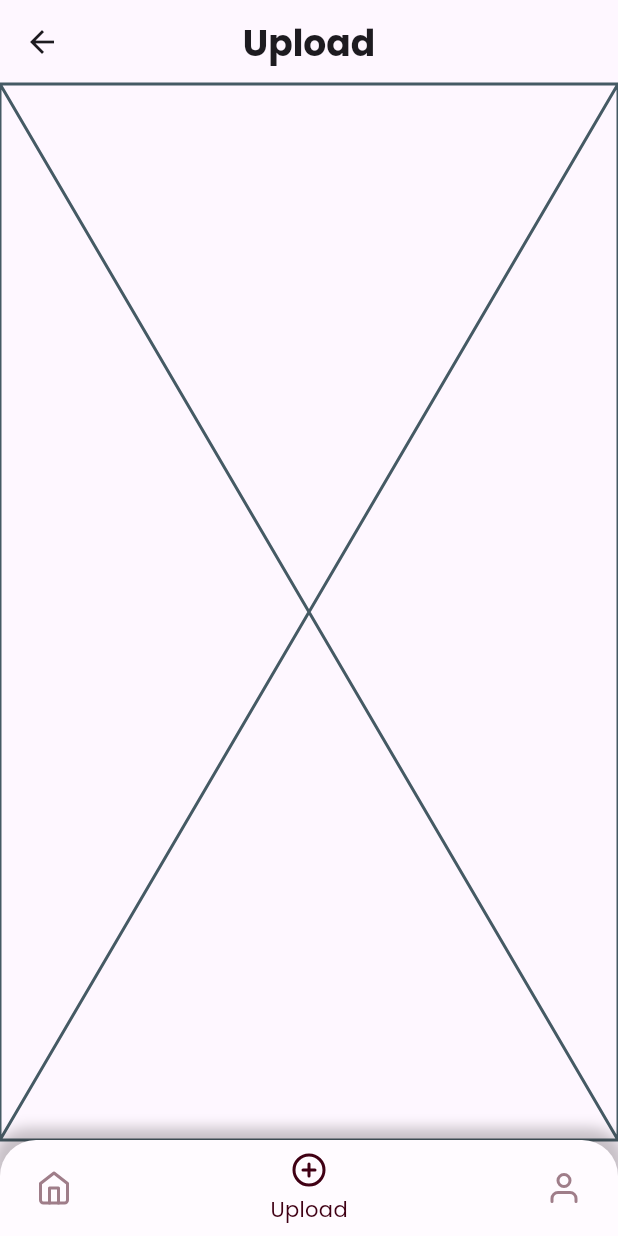
After one commit to firoos18/story_app, a Flutter app: the NavigationScreen screen opened directly, item 2 of the bottom bar chosen, on a phone screen of 412 x 824 dp. The commit adds this screen. Run offline on Flutter 3.47's test engine with Material 3 defaults, Android fonts, the phone set to English and light mode, and no system bars; our stand-ins replace bloc, dio, equatable, flutter_bloc, flutter_feather_icons, flutter_hooks and 5 more; accounts and stored records are empty; generated files the repository leaves out were written again; network calls fail.

Commit message:
adding bottom navigation bar

```diff
--- /dev/null
+++ b/lib/features/navbar/data_sources/data/navigation_item_data.dart
@@ -0,0 +1,23 @@
+import 'package:flutter_feather_icons/flutter_feather_icons.dart';
+import 'package:story_app_dicoding/features/navbar/domain/entity/navigation_item_entity.dart';
+import 'package:story_app_dicoding/features/profile/presentation/screens/profile_screen.dart';
+import 'package:story_app_dicoding/features/story/presentation/screens/story_screen.dart';
+import 'package:story_app_dicoding/features/upload_story/presentation/screens/upload_story_screen.dart';
+
+List<NavigationItemEntity> navigationItemData = [
+  NavigationItemEntity(
+    icon: FeatherIcons.home,
+    screen: const StoryScreen(),
+    title: 'Home',
+  ),
+  NavigationItemEntity(
+    icon: FeatherIcons.plusCircle,
+    screen: const UploadStoryScreen(),
+    title: 'Upload',
+  ),
+  NavigationItemEntity(
+    icon: FeatherIcons.user,
+    screen: const ProfileScreen(),
+    title: 'Profile',
+  ),
+];
--- /dev/null
+++ b/lib/features/navbar/domain/entity/navigation_item_entity.dart
@@ -0,0 +1,13 @@
+import 'package:flutter/widgets.dart';
+
+class NavigationItemEntity {
+  final String title;
+  final IconData icon;
+  final Widget screen;
+
+  NavigationItemEntity({
+    required this.icon,
+    required this.screen,
+    required this.title,
+  });
+}
--- /dev/null
+++ b/lib/features/navbar/presentation/bloc/navigation_bloc.dart
@@ -0,0 +1,17 @@
+import 'package:bloc/bloc.dart';
+import 'package:equatable/equatable.dart';
+import 'package:flutter/material.dart';
+import 'package:story_app_dicoding/features/story/presentation/screens/story_screen.dart';
+
+part 'navigation_event.dart';
+part 'navigation_state.dart';
+
+class NavigationBloc extends Bloc<NavigationEvent, NavigationState> {
+  NavigationBloc() : super(const NavigationInitial(StoryScreen(), 'Home')) {
+    on<OnNavbarClicked>(onNavbarClicked);
+  }
+
+  void onNavbarClicked(NavigationEvent event, Emitter<NavigationState> emit) {
+    emit(NavigationChanged(event.activeScreen, event.title));
+  }
+}
--- /dev/null
+++ b/lib/features/navbar/presentation/bloc/navigation_event.dart
@@ -0,0 +1,16 @@
+part of 'navigation_bloc.dart';
+
+sealed class NavigationEvent extends Equatable {
+  final Widget? activeScreen;
+  final String? title;
+
+  const NavigationEvent({this.activeScreen, this.title});
+
+  @override
+  List<Object?> get props => [activeScreen, title];
+}
+
+class OnNavbarClicked extends NavigationEvent {
+  const OnNavbarClicked(final Widget? activeScreen, final String? title)
+      : super(activeScreen: activeScreen, title: title);
+}
--- /dev/null
+++ b/lib/features/navbar/presentation/bloc/navigation_state.dart
@@ -0,0 +1,21 @@
+part of 'navigation_bloc.dart';
+
+sealed class NavigationState extends Equatable {
+  final Widget? activeScreen;
+  final String? title;
+
+  const NavigationState({this.activeScreen, this.title});
+
+  @override
+  List<Object?> get props => [activeScreen, title];
+}
+
+final class NavigationInitial extends NavigationState {
+  const NavigationInitial(final Widget? activeScreen, final String? title)
+      : super(activeScreen: activeScreen, title: title);
+}
+
+class NavigationChanged extends NavigationState {
+  const NavigationChanged(final Widget? activeScreen, final String? title)
+      : super(activeScreen: activeScreen, title: title);
+}
--- /dev/null
+++ b/lib/features/navbar/presentation/screens/navigation_screen.dart
@@ -0,0 +1,30 @@
+import 'package:flutter/material.dart';
+import 'package:flutter_bloc/flutter_bloc.dart';
+import 'package:story_app_dicoding/features/navbar/presentation/bloc/navigation_bloc.dart';
+import 'package:story_app_dicoding/features/navbar/presentation/widgets/custom_bottom_navigation.dart';
+
+class NavigationScreen extends StatelessWidget {
+  const NavigationScreen({super.key});
+
+  @override
+  Widget build(BuildContext context) {
+    return BlocBuilder<NavigationBloc, NavigationState>(
+        builder: (contxt, state) {
+      return Scaffold(
+        appBar: AppBar(
+          forceMaterialTransparency: true,
+          title: Text(
+            state.title!,
+            style: const TextStyle(
+              fontSize: 24,
+              fontWeight: FontWeight.bold,
+            ),
+          ),
+          centerTitle: true,
+        ),
+        body: state.activeScreen,
+        bottomNavigationBar: const CustomBottomNavigationBar(),
+      );
+    });
+  }
+}
--- /dev/null
+++ b/lib/features/navbar/presentation/widgets/custom_bottom_navigation.dart
@@ -0,0 +1,37 @@
+import 'package:flutter/material.dart';
+import 'package:story_app_dicoding/features/navbar/data_sources/data/navigation_item_data.dart';
+import 'package:story_app_dicoding/features/navbar/presentation/widgets/custom_bottom_navigation_bar_item.dart';
+
+class CustomBottomNavigationBar extends StatelessWidget {
+  const CustomBottomNavigationBar({super.key});
+
+  @override
+  Widget build(BuildContext context) {
+    return Container(
+      width: double.infinity,
+      height: 64,
+      decoration: BoxDecoration(
+          borderRadius: const BorderRadius.only(
+            topLeft: Radius.circular(24),
+            topRight: Radius.circular(24),
+          ),
+          color: const Color(0xffFFFBFF),
+          boxShadow: [
+            BoxShadow(
+              color: const Color(0xff201A1B).withOpacity(0.25),
+              blurRadius: 7,
+              spreadRadius: 5,
+              offset: const Offset(0, -3),
+            )
+          ]),
+      child: Row(
+        mainAxisAlignment: MainAxisAlignment.spaceBetween,
+        crossAxisAlignment: CrossAxisAlignment.center,
+        children: [
+          for (final screen in navigationItemData)
+            CustomNavigationBarItem(navigationItem: screen)
+        ],
+      ),
+    );
+  }
+}
--- /dev/null
+++ b/lib/features/navbar/presentation/widgets/custom_bottom_navigation_bar_item.dart
@@ -0,0 +1,49 @@
+import 'package:flutter/cupertino.dart';
+import 'package:flutter/material.dart';
+import 'package:flutter_bloc/flutter_bloc.dart';
+import 'package:story_app_dicoding/features/navbar/domain/entity/navigation_item_entity.dart';
+import 'package:story_app_dicoding/features/navbar/presentation/bloc/navigation_bloc.dart';
+import 'package:story_app_dicoding/features/story/presentation/screens/story_screen.dart';
+
+class CustomNavigationBarItem extends StatelessWidget {
+  const CustomNavigationBarItem({super.key, required this.navigationItem});
+
+  final NavigationItemEntity navigationItem;
+
+  @override
+  Widget build(BuildContext context) {
+    return BlocBuilder<NavigationBloc, NavigationState>(
+      builder: (context, state) {
+        return Padding(
+          padding: const EdgeInsets.symmetric(horizontal: 24),
+          child: InkWell(
+            onTap: () {
+              context.read<NavigationBloc>().add(
+                  OnNavbarClicked(navigationItem.screen, navigationItem.title));
+            },
+            child: Column(
+              mainAxisAlignment: MainAxisAlignment.center,
+              children: [
+                Icon(
+                  navigationItem.icon,
+                  color: state.activeScreen == navigationItem.screen
+                      ? const Color(0xff400014)
+                      : const Color(0xff400014).withOpacity(0.5),
+                ),
+                if (state.activeScreen == navigationItem.screen)
+                  const SizedBox(height: 4),
+                if (state.activeScreen == navigationItem.screen)
+                  Text(
+                    navigationItem.title,
+                    style: const TextStyle(
+                      color: Color(0xff400014),
+                    ),
+                  ),
+              ],
+            ),
+          ),
+        );
+      },
+    );
+  }
+}
--- /dev/null
+++ b/lib/features/profile/presentation/screens/profile_screen.dart
@@ -0,0 +1,10 @@
+import 'package:flutter/material.dart';
+
+class ProfileScreen extends StatelessWidget {
+  const ProfileScreen({super.key});
+
+  @override
+  Widget build(BuildContext context) {
+    return const Placeholder();
+  }
+}
--- a/lib/features/story/presentation/bloc/stories_bloc.dart
+++ b/lib/features/story/presentation/bloc/stories_bloc.dart
@@ -16,7 +16,7 @@ class StoriesBloc extends BlocWithState<StoriesEvent, StoriesState> {
     on<GetStories>(onGetStories);
   }
   final List<StoryEntity> _stories = [];
-  int _page = 2;
+  int _page = 1;
   final int _pageSize = 15;
 
   void onGetStories(StoriesEvent event, Emitter<StoriesState> emit) async {
--- a/lib/features/story/presentation/screens/story_screen.dart
+++ b/lib/features/story/presentation/screens/story_screen.dart
@@ -20,21 +20,7 @@ class StoryScreen extends HookWidget {
       return scrollController.dispose;
     }, [scrollController]);
 
-    return Scaffold(
-      backgroundColor: const Color(0xffFFFBFF),
-      body: _buildBody(scrollController, context),
-      appBar: AppBar(
-        forceMaterialTransparency: true,
-        centerTitle: true,
-        title: const Text(
-          'Home',
-          style: TextStyle(
-            fontWeight: FontWeight.bold,
-            color: Color(0xff201A1B),
-          ),
-        ),
-      ),
-    );
+    return _buildBody(scrollController, context);
   }
 
   Widget _buildBody(ScrollController scrollController, BuildContext context) {
--- a/lib/features/story_detail/presentation/screens/story_detail_screen.dart
+++ b/lib/features/story_detail/presentation/screens/story_detail_screen.dart
@@ -26,6 +26,7 @@ class _StoryDetailScreenState extends State<StoryDetailScreen> {
   @override
   Widget build(BuildContext context) {
     return Scaffold(
+      backgroundColor: const Color(0xffFFFBFF),
       body: _buildBody(),
     );
   }
--- /dev/null
+++ b/lib/features/upload_story/presentation/screens/upload_story_screen.dart
@@ -0,0 +1,10 @@
+import 'package:flutter/material.dart';
+
+class UploadStoryScreen extends StatelessWidget {
+  const UploadStoryScreen({super.key});
+
+  @override
+  Widget build(BuildContext context) {
+    return const Placeholder();
+  }
+}
--- a/lib/injection_container.dart
+++ b/lib/injection_container.dart
@@ -14,6 +14,7 @@ import 'package:story_app_dicoding/features/auth/domain/usecases/has_token_useca
 import 'package:story_app_dicoding/features/auth/domain/usecases/register_user.dart';
 import 'package:story_app_dicoding/features/auth/domain/usecases/save_user_token.dart';
 import 'package:story_app_dicoding/features/auth/presentation/bloc/auth/auth_bloc.dart';
+import 'package:story_app_dicoding/features/navbar/presentation/bloc/navigation_bloc.dart';
 import 'package:story_app_dicoding/features/story/data/data_sources/remote/story_api_service.dart';
 import 'package:story_app_dicoding/features/story/data/repository/story_repository_impl.dart';
 import 'package:story_app_dicoding/features/story/domain/repository/story_repository.dart';
@@ -89,4 +90,7 @@ Future<void> initializeDependencies() async {
   sl.registerFactory<StoryDetailBloc>(
     () => StoryDetailBloc(sl()),
   );
+  sl.registerFactory<NavigationBloc>(
+    () => NavigationBloc(),
+  );
 }
--- a/lib/main.dart
+++ b/lib/main.dart
@@ -4,6 +4,8 @@ import 'package:shared_preferences/shared_preferences.dart';
 import 'package:story_app_dicoding/features/auth/presentation/bloc/auth/auth_bloc.dart';
 import 'package:story_app_dicoding/features/auth/presentation/screens/auth_screen.dart';
 import 'package:flutter_bloc/flutter_bloc.dart';
+import 'package:story_app_dicoding/features/navbar/presentation/bloc/navigation_bloc.dart';
+import 'package:story_app_dicoding/features/navbar/presentation/screens/navigation_screen.dart';
 import 'package:story_app_dicoding/features/story/presentation/bloc/stories_bloc.dart';
 import 'package:story_app_dicoding/features/story/presentation/screens/story_screen.dart';
 import 'package:story_app_dicoding/features/story_detail/presentation/bloc/story_detail_bloc.dart';
@@ -35,6 +37,9 @@ class MainApp extends StatelessWidget {
           create: (_) => sl()..add(const GetStories()),
         ),
         BlocProvider<StoryDetailBloc>(
+          create: (_) => sl(),
+        ),
+        BlocProvider<NavigationBloc>(
           create: (_) => sl(),
         ),
       ],
@@ -85,7 +90,7 @@ class MainApp extends StatelessWidget {
               context.read<AuthBloc>().add(OnAppOpened(token: token));
 
               if (token != null && state is Authenticated) {
-                return StoryScreen();
+                return const NavigationScreen();
               } else {
                 return const AuthScreen();
               }
```
